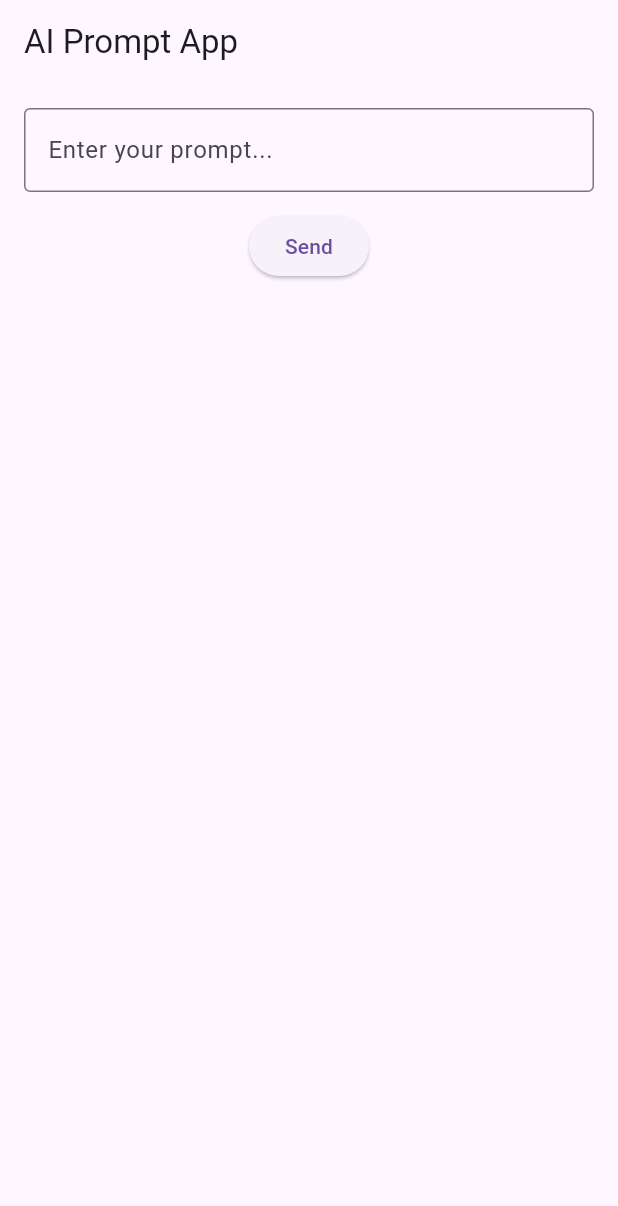
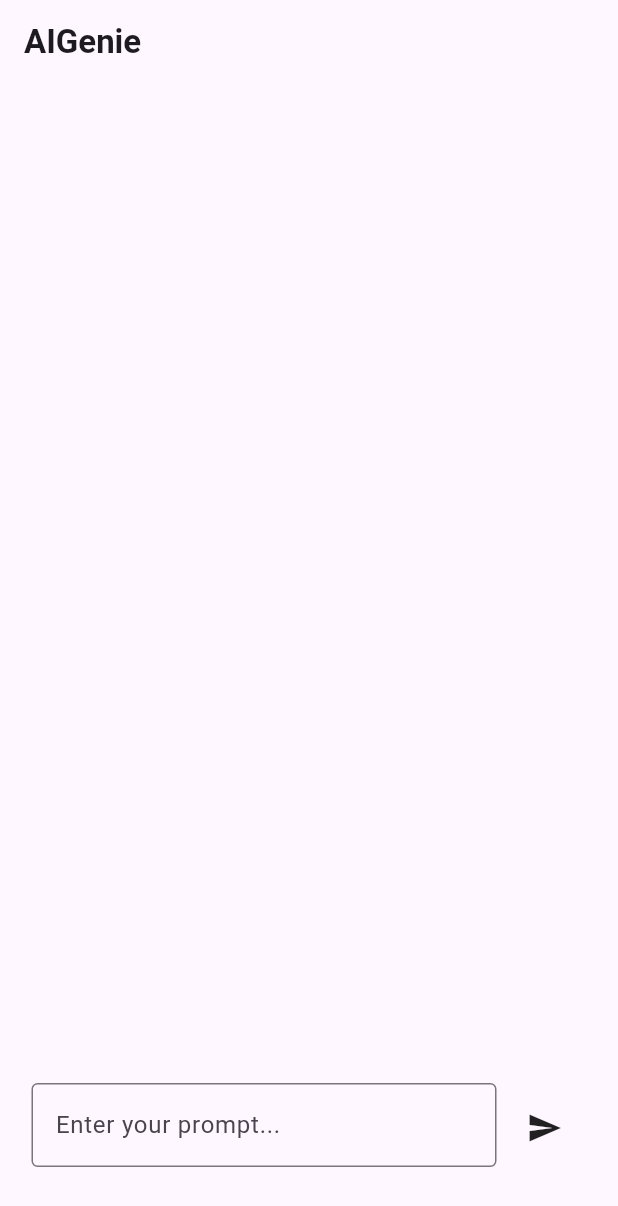
Before and after one commit to masteribro/AiGenie, a Flutter app: the screen it shows after launch, on a phone screen of 412 x 824 dp. Shown: the top 1206 px of the screen. Run offline on Flutter 3.47's test engine with Material 3 defaults, Android fonts, the phone set to English and light mode, and no system bars; our stand-ins replace flutter_dotenv, flutter_markdown, google_generative_ai, stacked, stacked_services, stacked_shared.

Commit message:
❇️feat: implement ai chat - Implement UI - Integrate with gemini ai

```diff
--- a/lib/main.dart
+++ b/lib/main.dart
@@ -3,6 +3,7 @@ import 'package:aigenie/app/app.bottomsheets.dart';
 import 'package:aigenie/app/app.dialogs.dart';
 import 'package:aigenie/app/app.locator.dart';
 import 'package:aigenie/app/app.router.dart';
+import 'package:flutter_dotenv/flutter_dotenv.dart';
 import 'package:stacked_services/stacked_services.dart';
 
 Future<void> main() async {
@@ -10,6 +11,7 @@ Future<void> main() async {
   await setupLocator();
   setupDialogUi();
   setupBottomSheetUi();
+  await dotenv.load(fileName: ".env");
   runApp(const MainApp());
 }
 
@@ -19,6 +21,7 @@ class MainApp extends StatelessWidget {
   @override
   Widget build(BuildContext context) {
     return MaterialApp(
+      debugShowCheckedModeBanner: false,
       initialRoute: Routes.startupView,
       onGenerateRoute: StackedRouter().onGenerateRoute,
       navigatorKey: StackedService.navigatorKey,
--- a/lib/ui/views/home/home_view.dart
+++ b/lib/ui/views/home/home_view.dart
@@ -1,4 +1,7 @@
 import 'package:flutter/material.dart';
+import 'package:flutter/scheduler.dart';
+import 'package:flutter_markdown/flutter_markdown.dart';
+import 'package:google_generative_ai/google_generative_ai.dart';
 import 'package:stacked/stacked.dart';
 import 'home_viewmodel.dart';
 
@@ -8,33 +11,93 @@ class HomeView extends StackedView<HomeViewModel> {
   @override
   Widget builder(BuildContext context, HomeViewModel viewModel, Widget? child) {
     return Scaffold(
-      appBar: AppBar(title: const Text('AI Prompt App')),
+      appBar: AppBar(
+          title: const Text('AIGenie',
+            style: TextStyle(
+              fontWeight: FontWeight.w600,
+            ),
+      )),
       body: Padding(
         padding: const EdgeInsets.all(16.0),
         child: Column(
+          mainAxisAlignment: MainAxisAlignment.center,
+          crossAxisAlignment: CrossAxisAlignment.start,
           children: [
-            TextField(
+            Expanded(
+              child: Column(
+                children: [
+                  Expanded(
+                    child: ListView.builder(
+                      itemCount: viewModel.chat?.history.length ?? 0,
+                      itemBuilder: (context, index) {
+                        final contentList = viewModel.chat?.history.toList();
+                        final content = contentList?[index];
+
+                        if (content == null) return const SizedBox.shrink();
+
+                        final isUserMessage = content.role == 'user';
+                        final textParts = content.parts.whereType<TextPart>().toList();
+
+                        return Column(
+                          crossAxisAlignment: CrossAxisAlignment.start,
+                          children: textParts.map((textPart) {
+                            final isLastBotResponse = !isUserMessage && index == contentList!.length - 1;
+
+                            return Padding(
+                              padding: const EdgeInsets.symmetric(vertical: 4.0),
+                              child: MarkdownBody(
+                                data: isLastBotResponse
+                                    ? viewModel.currentTypingText
+                                    : textPart.text,
+                                styleSheet: MarkdownStyleSheet.fromTheme(Theme.of(context)).copyWith(
+                                  p: TextStyle(
+                                    fontSize: 16,
+                                    fontWeight: isUserMessage ? FontWeight.bold : FontWeight.normal,
+                                    color: isUserMessage ? Colors.blueGrey : null,
+                                  ),
+                                ),
+                              ),
+                            );
+                          }).toList(),
+                        );
+                      },
+                    ),
+                  ),
+
+                ],
+              ),
+            ),
+
+
+            Padding(
+              padding: const EdgeInsets.only(bottom: 30, left: 5, right: 5, top: 10),
+              child: Row(
+                children: [
+                  Expanded(
+                    child: TextField(
                       controller: viewModel.promptController,
+                      onSubmitted: (String value){
+                        viewModel.sendMessage(value);
+                      },
                       decoration: const InputDecoration(
                         labelText: 'Enter your prompt...',
                         border: OutlineInputBorder(),
                       ),
                     ),
-            const SizedBox(height: 12),
-            ElevatedButton(
-              onPressed: viewModel.isLoading ? null : viewModel.sendPrompt,
-              child: viewModel.isLoading
-                  ? const CircularProgressIndicator()
-                  : const Text('Send'),
                   ),
-            const SizedBox(height: 24),
-            if (viewModel.response.isNotEmpty)
-              Expanded(
-                child: SingleChildScrollView(
-                  child: Text(
-                    viewModel.response,
-                    style: const TextStyle(fontSize: 16),
+                  const SizedBox(width: 20,),
+                  GestureDetector(
+                    onTap: (){
+                      viewModel.sendMessage(viewModel.promptController.text);
+                    },
+                    child: Container(
+                      height: 20,
+                      width: 20,
+                      child: const Icon(Icons.send) ,
                     ),
+                  ),
+                  SizedBox(width: 20,),
+                ],
               ),
             ),
           ],
@@ -45,4 +108,8 @@ class HomeView extends StackedView<HomeViewModel> {
 
   @override
   HomeViewModel viewModelBuilder(BuildContext context) => HomeViewModel();
+
+  @override
+  void onViewModelReady(HomeViewModel viewModel) => SchedulerBinding.instance
+      .addPostFrameCallback((timeStamp) => viewModel.runStartupLogic());
 }
--- a/lib/ui/views/home/home_viewmodel.dart
+++ b/lib/ui/views/home/home_viewmodel.dart
@@ -1,4 +1,6 @@
 import 'package:flutter/cupertino.dart';
+import 'package:flutter_dotenv/flutter_dotenv.dart';
+import 'package:google_generative_ai/google_generative_ai.dart';
 import 'package:stacked/stacked.dart';
 import 'package:stacked_services/stacked_services.dart';
 import '../../../app/app.locator.dart';
@@ -8,25 +10,54 @@ class HomeViewModel extends BaseViewModel {
   final _dialogService = locator<DialogService>();
   final _bottomSheetService = locator<BottomSheetService>();
   final TextEditingController promptController = TextEditingController();
-  String response = '';
-  bool isLoading = false;
+  bool loading = false;
+  final GenerativeModel model;
+   ChatSession? chat;
+   String? aiOutputText;
+  String currentTypingText = '';
+  HomeViewModel() : model = GenerativeModel(
+    model: 'gemini-1.5-pro',
+    apiKey: dotenv.env["GOOGLE_API_KEY"] ?? "",
+  ) {
+    chat = model.startChat();
+  }
+  Future runStartupLogic() async {
+
+  }
+
+  Future<void> sendMessage(String message) async {
+    chat ??= model.startChat();
+    loading = true;
+    notifyListeners();
+
+    try {
+      final response = await chat?.sendMessage(Content.text(message));
+      final responseText = response?.text;
+
+      if (responseText != null) {
+        currentTypingText = ''; // Clear before typing new one
+        await typeTextSlowly(responseText);
+      }
+    } catch (e) {
+      print("error msg: $e");
+    } finally {
+      loading = false;
+      notifyListeners();
+      promptController.clear();
+    }
+  }
 
 
 
-  void sendPrompt() async {
-    final prompt = promptController.text;
-    if (prompt.isEmpty) return;
+  Future<void> typeTextSlowly(String text) async {
+    currentTypingText = '';
+    for (int i = 0; i < text.length; i++) {
+      currentTypingText += text[i];
+      notifyListeners();
+      await Future.delayed(const Duration(milliseconds: 20)); // typing speed
+    }
+  }
 
-    isLoading = true;
-    notifyListeners();
-
-    final result = await AIService.getResponse(prompt);
-
-    response = result;
-    isLoading = false;
-    notifyListeners();
-
-  }
 // void incrementCounter() {
 //   _counter++;
 //   rebuildUi();
--- a/pubspec.yaml
+++ b/pubspec.yaml
@@ -9,6 +9,9 @@ environment:
 dependencies:
   flutter:
     sdk: flutter
+  flutter_dotenv: ^5.2.1
+  flutter_markdown: ^0.7.7+1
+  google_generative_ai: ^0.4.7
   stacked: ^3.4.0
   stacked_services: ^1.1.0
 
@@ -23,3 +26,6 @@ dev_dependencies:
 
 flutter:
   uses-material-design: true
+
+  assets:
+    - .env
```
Also changed, not shown: lib/service/ai_service.dart (+5 -7 lines), pubspec.lock, 5 other files. Lines whose indentation alone changed are shown as unchanged.
